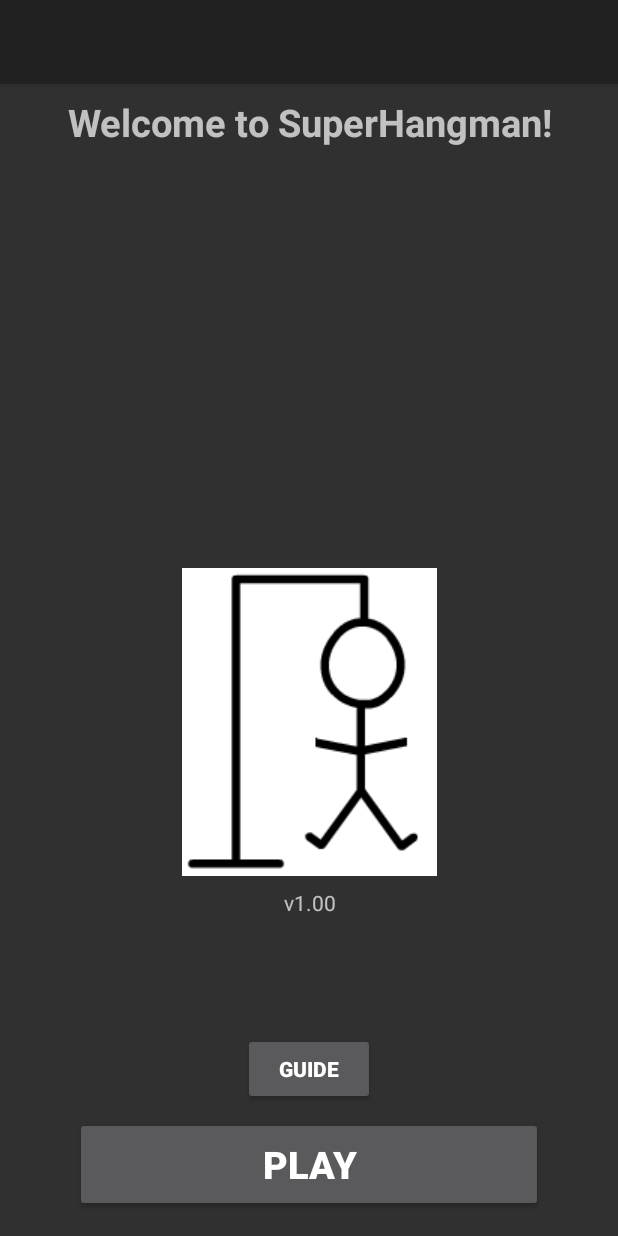
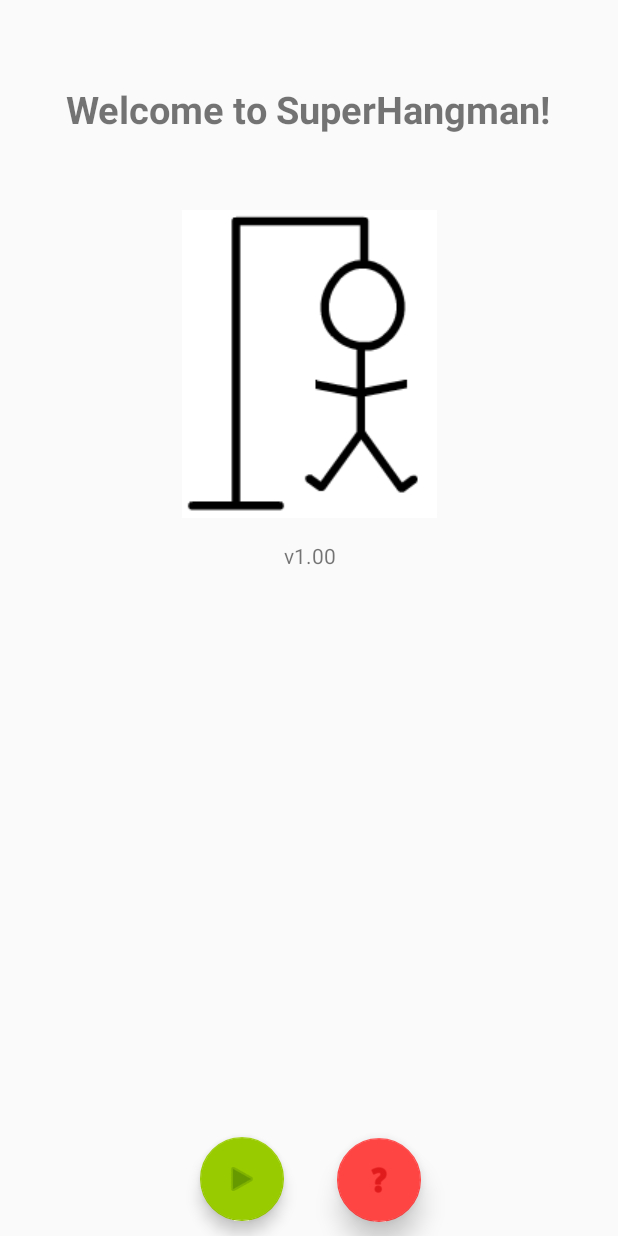
Before and after one commit to Gr16-DistributedSystems-DTU-2018/DistributedHangmanAndroid, an Android app: the screen it shows after launch (MainActivity), on a phone screen of 412 x 824 dp. Run offline under Robolectric (Android 15) with nearby library versions, the phone set to English and light mode, and no system bars.

Commit message:
Added floating buttons.

```diff
--- a/app/build.gradle
+++ b/app/build.gradle
@@ -28,4 +28,16 @@ dependencies {
     compile 'com.android.support.constraint:constraint-layout:1.0.2'
     compile 'com.android.support:support-v4:26.+'
     testCompile 'junit:junit:4.12'
+    compile 'com.android.support:design:25.3.1'
 }
+
+configurations.all {
+    resolutionStrategy.eachDependency { DependencyResolveDetails details ->
+        def requested = details.requested
+        if (requested.group == 'com.android.support') {
+            if (!requested.name.startsWith("multidex")) {
+                details.useVersion '25.3.1'
+            }
+        }
+    }
+}
--- a/app/src/main/java/io/inabsentia/superhangman/GameActivity.java
+++ b/app/src/main/java/io/inabsentia/superhangman/GameActivity.java
@@ -51,8 +51,6 @@ public class GameActivity extends AppCompatActivity implements View.OnKeyListene
          */
         updateDisplay();
 
-        /* Remove the title from the navigation bar */
-        getSupportActionBar().setDisplayShowTitleEnabled(false);
     }
 
     private void updateDisplay() {
--- a/app/src/main/java/io/inabsentia/superhangman/GuideActivity.java
+++ b/app/src/main/java/io/inabsentia/superhangman/GuideActivity.java
@@ -9,8 +9,6 @@ public class GuideActivity extends AppCompatActivity {
     protected void onCreate(Bundle savedInstanceState) {
         super.onCreate(savedInstanceState);
         setContentView(R.layout.activity_guide);
-
-        getSupportActionBar().setDisplayShowTitleEnabled(false);
     }
 
 }
--- a/app/src/main/java/io/inabsentia/superhangman/MainActivity.java
+++ b/app/src/main/java/io/inabsentia/superhangman/MainActivity.java
@@ -2,15 +2,15 @@ package io.inabsentia.superhangman;
 
 import android.content.Intent;
 import android.os.Bundle;
+import android.support.design.widget.FloatingActionButton;
 import android.support.v7.app.AppCompatActivity;
 import android.view.View;
-import android.widget.Button;
 import android.widget.TextView;
 
 public class MainActivity extends AppCompatActivity implements View.OnClickListener {
 
     private TextView tvWelcome, tvStatusMsg;
-    private Button btnPlay, btnGuide;
+    private FloatingActionButton btnPlay, btnGuide;
 
     @Override
     protected void onCreate(Bundle savedInstanceState) {
@@ -19,8 +19,8 @@ public class MainActivity extends AppCompatActivity implements View.OnClickListe
 
         tvWelcome = (TextView) findViewById(R.id.welcome_msg);
         tvStatusMsg = (TextView) findViewById(R.id.status_msg);
-        btnPlay = (Button) findViewById(R.id.btn_play);
-        btnGuide = (Button) findViewById(R.id.btn_guide);
+        btnPlay = (FloatingActionButton) findViewById(R.id.btn_play);
+        btnGuide = (FloatingActionButton) findViewById(R.id.btn_guide);
 
         btnPlay.setOnClickListener(this);
         btnGuide.setOnClickListener(this);
@@ -37,7 +37,6 @@ public class MainActivity extends AppCompatActivity implements View.OnClickListe
             tvStatusMsg.setText(extras.getString("STATUS"));
         }
 
-        getSupportActionBar().setDisplayShowTitleEnabled(false);
     }
 
     @Override
--- a/app/src/main/res/layout/activity_main.xml
+++ b/app/src/main/res/layout/activity_main.xml
@@ -13,84 +13,85 @@
         android:layout_height="wrap_content"
         android:layout_marginLeft="8dp"
         android:layout_marginRight="8dp"
-        android:layout_marginTop="8dp"
+        android:layout_marginTop="55dp"
         android:text="@string/welcome_msg"
         android:textSize="25sp"
         android:textStyle="bold"
-        app:layout_constraintHorizontal_bias="0.509"
         app:layout_constraintLeft_toLeftOf="parent"
         app:layout_constraintRight_toRightOf="parent"
-        app:layout_constraintTop_toTopOf="parent"/>
-
-    <Button
-        android:id="@+id/btn_play"
-        android:layout_width="312dp"
-        android:layout_height="63dp"
-        android:layout_marginBottom="16dp"
-        android:layout_marginLeft="8dp"
-        android:layout_marginRight="8dp"
-        android:text="@string/btn_play"
-        android:textSize="25sp"
-        android:textStyle="bold"
-        app:layout_constraintBottom_toBottomOf="parent"
-        app:layout_constraintLeft_toLeftOf="parent"
-        app:layout_constraintRight_toRightOf="parent"/>
+        app:layout_constraintTop_toTopOf="parent"
+        app:layout_constraintHorizontal_bias="0.492"
+        />
 
     <ImageView
         android:id="@+id/welcome_img"
-        android:layout_width="wrap_content"
+        android:layout_width="170dp"
         android:layout_height="wrap_content"
         app:srcCompat="@drawable/wrong_6"
-        android:layout_marginTop="8dp"
-        app:layout_constraintTop_toBottomOf="@+id/welcome_msg"
-        android:layout_marginBottom="8dp"
-        app:layout_constraintBottom_toTopOf="@+id/app_version"
         android:layout_marginLeft="8dp"
         app:layout_constraintLeft_toLeftOf="parent"
         android:layout_marginRight="8dp"
         app:layout_constraintRight_toRightOf="parent"
-        app:layout_constraintVertical_bias="1.0"/>
+        android:layout_marginTop="50dp"
+        app:layout_constraintTop_toBottomOf="@+id/welcome_msg"
+        app:layout_constraintHorizontal_bias="0.502"/>
 
     <TextView
         android:id="@+id/app_version"
         android:layout_width="wrap_content"
         android:layout_height="wrap_content"
         android:text="@string/app_version"
-        android:layout_marginBottom="133dp"
-        app:layout_constraintBottom_toTopOf="@+id/btn_play"
         android:layout_marginLeft="8dp"
         app:layout_constraintLeft_toLeftOf="parent"
         android:layout_marginRight="8dp"
         app:layout_constraintRight_toRightOf="parent"
-        app:layout_constraintHorizontal_bias="0.501"/>
-
-    <Button
-        android:id="@+id/btn_guide"
-        android:layout_width="wrap_content"
-        android:layout_height="wrap_content"
-        android:layout_marginBottom="8dp"
-        android:layout_marginLeft="8dp"
-        android:layout_marginRight="8dp"
-        android:layout_marginTop="8dp"
-        android:text="@string/btn_guide"
-        android:textStyle="bold"
-        app:layout_constraintBottom_toTopOf="@+id/btn_play"
-        app:layout_constraintLeft_toLeftOf="parent"
-        app:layout_constraintRight_toRightOf="parent"
-        app:layout_constraintTop_toBottomOf="@+id/app_version"
-        app:layout_constraintVertical_bias="1.0"/>
+        android:layout_marginTop="15dp"
+        app:layout_constraintTop_toBottomOf="@+id/welcome_img"
+        app:layout_constraintHorizontal_bias="0.502"/>
 
     <TextView
         android:id="@+id/status_msg"
         android:layout_width="wrap_content"
         android:layout_height="wrap_content"
-        android:layout_marginBottom="8dp"
         android:layout_marginLeft="8dp"
         android:layout_marginRight="8dp"
         android:layout_marginTop="8dp"
-        app:layout_constraintBottom_toTopOf="@+id/btn_guide"
         app:layout_constraintLeft_toLeftOf="parent"
         app:layout_constraintRight_toRightOf="parent"
         app:layout_constraintTop_toBottomOf="@+id/app_version"/>
 
+    <android.support.design.widget.FloatingActionButton
+        android:id="@+id/btn_guide"
+        android:layout_width="wrap_content"
+        android:layout_height="wrap_content"
+        android:clickable="true"
+        android:tint="@android:color/holo_red_dark"
+        app:backgroundTint="@android:color/holo_red_light"
+        app:elevation="10dp"
+        app:fabSize="normal"
+        app:rippleColor="@android:color/holo_red_dark"
+        app:srcCompat="@android:drawable/ic_menu_help"
+        android:layout_marginRight="131dp"
+        app:layout_constraintRight_toRightOf="parent"
+        app:layout_constraintBottom_toBottomOf="parent"
+        android:layout_marginBottom="9dp"/>
+
+    <android.support.design.widget.FloatingActionButton
+        android:id="@+id/btn_play"
+        android:layout_width="wrap_content"
+        android:layout_height="wrap_content"
+        android:layout_marginBottom="10dp"
+        android:layout_marginLeft="8dp"
+        android:layout_marginRight="8dp"
+        android:clickable="true"
+        android:tint="@android:color/holo_green_dark"
+        app:backgroundTint="@android:color/holo_green_light"
+        app:fabSize="normal"
+        app:layout_constraintBottom_toBottomOf="parent"
+        app:layout_constraintHorizontal_bias="0.822"
+        app:layout_constraintLeft_toLeftOf="parent"
+        app:layout_constraintRight_toLeftOf="@+id/btn_guide"
+        app:rippleColor="@android:color/holo_green_dark"
+        app:srcCompat="@android:drawable/ic_media_play"/>
+
 </android.support.constraint.ConstraintLayout>
--- a/app/src/main/res/values/colors.xml
+++ b/app/src/main/res/values/colors.xml
@@ -1,6 +1,6 @@
 <?xml version="1.0" encoding="utf-8"?>
 <resources>
-    <color name="colorPrimary">#3F51B5</color>
+    <color name="colorPrimary">#3f51b5</color>
     <color name="colorPrimaryDark">#303F9F</color>
     <color name="colorAccent">#FF4081</color>
 </resources>
--- a/app/src/main/res/values/styles.xml
+++ b/app/src/main/res/values/styles.xml
@@ -1,6 +1,6 @@
 <resources>
 
     <!-- Base application theme. -->
-    <style name="SuperDarkTheme" parent="Theme.AppCompat"/>
+    <style name="SuperDarkTheme" parent="Theme.AppCompat.Light.NoActionBar"/>
 
 </resources>
```
